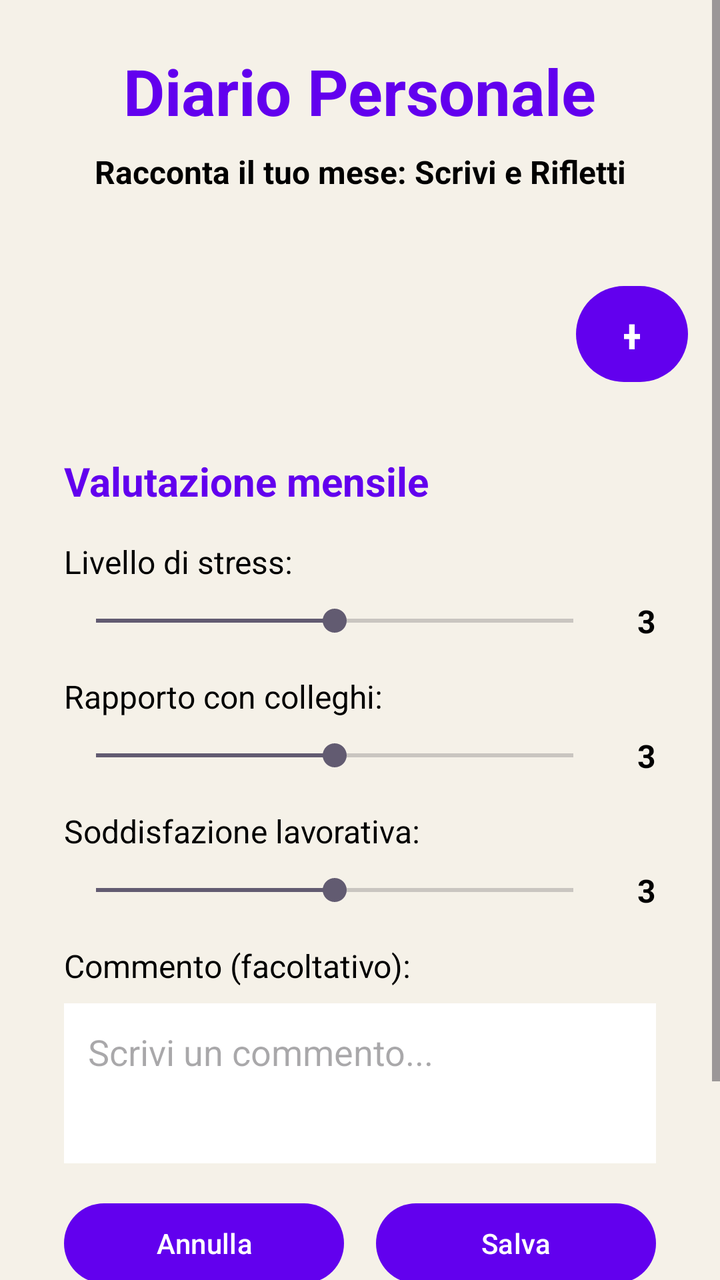
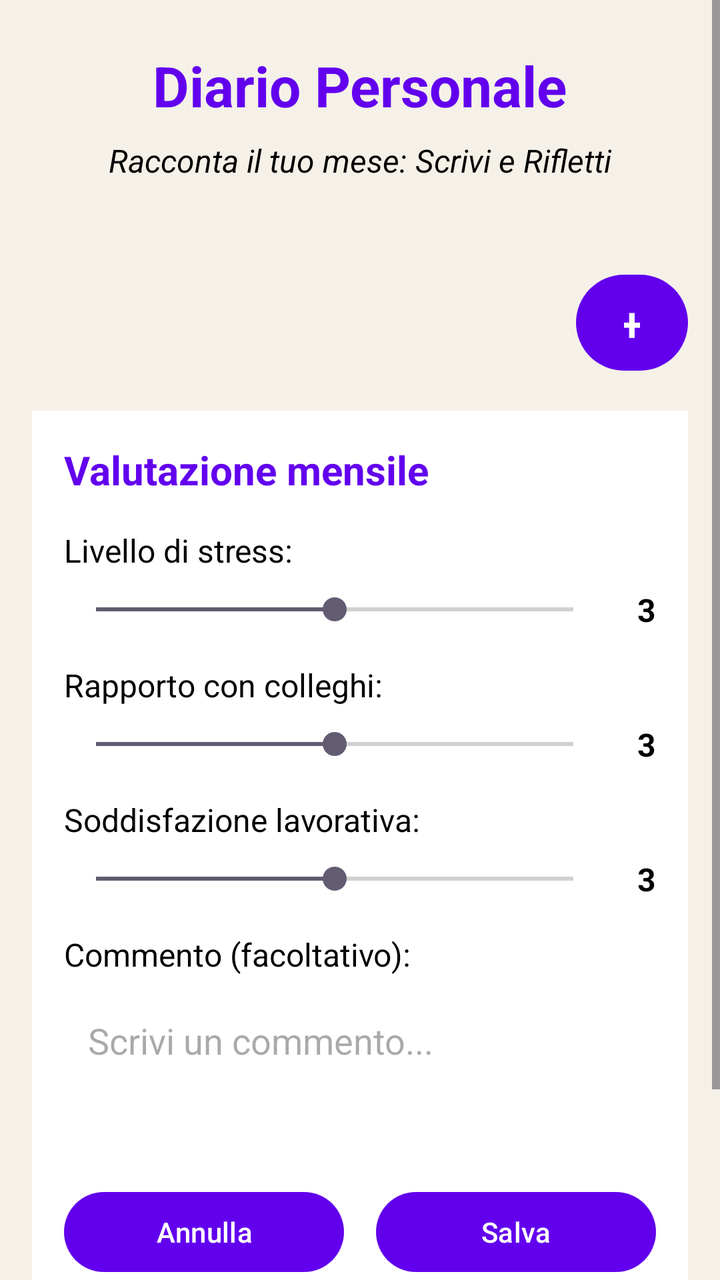

Screens rendered from an Android XML layout before and after an edit, with the pre-edit source and the edit as a unified diff.
<!-- AndroidManifest.xml: application theme Theme.CoreTeamProject -->
<!-- res/layout/fragment_diary.xml -->
<?xml version="1.0" encoding="utf-8"?>
<layout xmlns:android="http://schemas.android.com/apk/res/android"
    xmlns:app="http://schemas.android.com/apk/res-auto"
    xmlns:tools="http://schemas.android.com/tools">

    <data>
        <import type="android.view.View" />
        <variable
            name="viewModel"
            type="com.example.coreteamproject.DiaryViewModel" />
    </data>

    <ScrollView
        android:layout_width="match_parent"
        android:layout_height="match_parent"
        android:background="@color/background_cream">

        <androidx.constraintlayout.widget.ConstraintLayout
            android:layout_width="match_parent"
            android:layout_height="wrap_content"
            android:padding="16dp">

            <TextView
                android:id="@+id/textViewDiary"
                android:layout_width="wrap_content"
                android:layout_height="wrap_content"
                android:layout_marginTop="8dp"
                android:text="Diario Personale"
                android:textColor="@color/purple_500"
                android:textSize="32sp"
                android:textStyle="bold"
                app:layout_constraintEnd_toEndOf="parent"
                app:layout_constraintStart_toStartOf="parent"
                app:layout_constraintTop_toTopOf="parent" />

            <TextView
                android:id="@+id/textDescriptionDiary"
                android:layout_width="wrap_content"
                android:layout_height="wrap_content"
                android:text="Racconta il tuo mese: Scrivi e Rifletti"
                android:textColor="@color/black"
                android:textSize="16sp"
                android:textStyle="bold"
                app:layout_constraintTop_toBottomOf="@id/textViewDiary"
                app:layout_constraintStart_toStartOf="parent"
                app:layout_constraintEnd_toEndOf="parent"
                android:layout_marginTop="8dp"/>

            <Button
                android:id="@+id/btn_aggiungi_valutazione"
                android:layout_width="56dp"
                android:layout_height="56dp"
                android:layout_marginTop="72dp"
                android:text="+"
                android:textSize="24sp"
                android:visibility="@{viewModel.showForm ? View.GONE : View.VISIBLE}"
                app:layout_constraintEnd_toEndOf="parent"
                app:layout_constraintTop_toBottomOf="@id/textViewDiary" />

            <LinearLayout
                android:id="@+id/layout_valutazione"
                android:layout_width="match_parent"
                android:layout_height="wrap_content"
                android:layout_marginTop="16dp"
                android:orientation="vertical"
                android:padding="16dp"
                android:visibility="@{viewModel.showForm ? View.VISIBLE : View.GONE}"
                app:layout_constraintTop_toBottomOf="@id/btn_aggiungi_valutazione"
                app:layout_constraintStart_toStartOf="parent"
                app:layout_constraintEnd_toEndOf="parent">

                <TextView
                    android:layout_width="wrap_content"
                    android:layout_height="wrap_content"
                    android:text="Valutazione mensile"
                    android:textSize="20sp"
                    android:textStyle="bold"
                    android:textColor="@color/purple_500"
                    android:layout_marginBottom="16dp" />

                
                <TextView
                    android:layout_width="wrap_content"
                    android:layout_height="wrap_content"
                    android:text="Livello di stress:"
                    android:textSize="16sp"
                    android:layout_marginBottom="8dp" />

                <LinearLayout
                    android:layout_width="match_parent"
                    android:layout_height="wrap_content"
                    android:orientation="horizontal"
                    android:gravity="center_vertical">

                    <SeekBar
                        android:id="@+id/seekbar_stress"
                        android:layout_width="0dp"
                        android:layout_height="wrap_content"
                        android:layout_weight="1"
                        android:max="4"
                        android:progress="2" />

                    <TextView
                        android:id="@+id/text_stress_value"
                        android:layout_width="wrap_content"
                        android:layout_height="wrap_content"
                        android:text="3"
                        android:textSize="16sp"
                        android:textStyle="bold"
                        android:layout_marginStart="16dp" />

                </LinearLayout>

                
                <TextView
                    android:layout_width="wrap_content"
                    android:layout_height="wrap_content"
                    android:text="Rapporto con colleghi:"
                    android:textSize="16sp"
                    android:layout_marginTop="16dp"
                    android:layout_marginBottom="8dp" />

                <LinearLayout
                    android:layout_width="match_parent"
                    android:layout_height="wrap_content"
                    android:orientation="horizontal"
                    android:gravity="center_vertical">

                    <SeekBar
                        android:id="@+id/seekbar_colleghi"
                        android:layout_width="0dp"
                        android:layout_height="wrap_content"
                        android:layout_weight="1"
                        android:max="4"
                        android:progress="2" />

                    <TextView
                        android:id="@+id/text_colleghi_value"
                        android:layout_width="wrap_content"
                        android:layout_height="wrap_content"
                        android:text="3"
                        android:textSize="16sp"
                        android:textStyle="bold"
                        android:layout_marginStart="16dp" />

                </LinearLayout>

                
                <TextView
                    android:layout_width="wrap_content"
                    android:layout_height="wrap_content"
                    android:text="Soddisfazione lavorativa:"
                    android:textSize="16sp"
                    android:layout_marginTop="16dp"
                    android:layout_marginBottom="8dp" />

                <LinearLayout
                    android:layout_width="match_parent"
                    android:layout_height="wrap_content"
                    android:orientation="horizontal"
                    android:gravity="center_vertical">

                    <SeekBar
                        android:id="@+id/seekbar_soddisfazione"
                        android:layout_width="0dp"
                        android:layout_height="wrap_content"
                        android:layout_weight="1"
                        android:max="4"
                        android:progress="2" />

                    <TextView
                        android:id="@+id/text_soddisfazione_value"
                        android:layout_width="wrap_content"
                        android:layout_height="wrap_content"
                        android:text="3"
                        android:textSize="16sp"
                        android:textStyle="bold"
                        android:layout_marginStart="16dp" />

                </LinearLayout>

                
                <TextView
                    android:layout_width="wrap_content"
                    android:layout_height="wrap_content"
                    android:text="Commento (facoltativo):"
                    android:textSize="16sp"
                    android:layout_marginTop="16dp"
                    android:layout_marginBottom="8dp" />

                <EditText
                    android:id="@+id/edit_commento"
                    android:layout_width="match_parent"
                    android:layout_height="80dp"
                    android:background="#FFFFFF"
                    android:padding="12dp"
                    android:hint="Scrivi un commento..."
                    android:inputType="textMultiLine"
                    android:gravity="top" />

                
                <LinearLayout
                    android:layout_width="match_parent"
                    android:layout_height="wrap_content"
                    android:layout_marginTop="16dp"
                    android:orientation="horizontal">

                    <Button
                        android:id="@+id/btn_annulla"
                        android:layout_width="0dp"
                        android:layout_height="wrap_content"
                        android:layout_weight="1"
                        android:text="Annulla"
                        android:layout_marginEnd="8dp" />

                    <Button
                        android:id="@+id/btn_salva"
                        android:layout_width="0dp"
                        android:layout_height="wrap_content"
                        android:layout_weight="1"
                        android:text="Salva"
                        android:layout_marginStart="8dp" />

                </LinearLayout>

            </LinearLayout>

            
            <ProgressBar
                android:id="@+id/progressBar"
                android:layout_width="wrap_content"
                android:layout_height="wrap_content"
                android:layout_marginTop="16dp"
                android:visibility="@{viewModel.isLoading ? View.VISIBLE : View.GONE}"
                app:layout_constraintEnd_toEndOf="parent"
                app:layout_constraintStart_toStartOf="parent"
                app:layout_constraintTop_toBottomOf="@id/layout_valutazione" />

            
            <LinearLayout
                android:id="@+id/recycler_valutazioni"
                android:layout_width="match_parent"
                android:layout_height="wrap_content"
                android:layout_marginTop="16dp"
                android:orientation="vertical"
                app:layout_constraintTop_toBottomOf="@id/progressBar" />

        </androidx.constraintlayout.widget.ConstraintLayout>

    </ScrollView>

</layout>
<!-- resources referenced by this layout -->
<resources>
  <color name="background_cream">#F5F1E8</color>
  <color name="black">#FF000000</color>
  <color name="purple_500">#6200EE</color>
  <style name="Theme.CoreTeamProject" parent="Base.Theme.CoreTeamProject" />
  <style name="Base.Theme.CoreTeamProject" parent="Theme.Material3.DayNight.NoActionBar">
          
          <item name="colorPrimary">@color/purple_500</item>
          <item name="colorPrimaryVariant">@color/purple_500</item>
          <item name="colorOnPrimary">@color/white</item>
  
          
          <item name="android:windowBackground">@color/white</item>
          <item name="colorSurface">@color/white</item>
          <item name="colorOnSurface">@color/black</item>
  
          
          <item name="android:textColor">@color/black</item>
          <item name="android:textColorPrimary">@color/black</item>
  
          
          <item name="colorPrimaryContainer">@color/purple_500</item>
          <item name="colorOnPrimaryContainer">@color/white</item>
      </style>
  <color name="white">#FFFFFFFF</color>
</resources>

<!-- the commit's change to res/layout/fragment_diary.xml (unified diff, before → after) -->
@@ -27,7 +27,7 @@
                 android:layout_marginTop="8dp"
                 android:text="Diario Personale"
                 android:textColor="@color/purple_500"
-                android:textSize="32sp"
+                android:textSize="28dp"
                 android:textStyle="bold"
                 app:layout_constraintEnd_toEndOf="parent"
                 app:layout_constraintStart_toStartOf="parent"
@@ -40,7 +40,7 @@
                 android:text="Racconta il tuo mese: Scrivi e Rifletti"
                 android:textColor="@color/black"
                 android:textSize="16sp"
-                android:textStyle="bold"
+                android:textStyle="italic"
                 app:layout_constraintTop_toBottomOf="@id/textViewDiary"
                 app:layout_constraintStart_toStartOf="parent"
                 app:layout_constraintEnd_toEndOf="parent"
@@ -63,6 +63,7 @@
                 android:layout_height="wrap_content"
                 android:layout_marginTop="16dp"
                 android:orientation="vertical"
+                android:background="#FFFFFF"
                 android:padding="16dp"
                 android:visibility="@{viewModel.showForm ? View.VISIBLE : View.GONE}"
                 app:layout_constraintTop_toBottomOf="@id/btn_aggiungi_valutazione"
